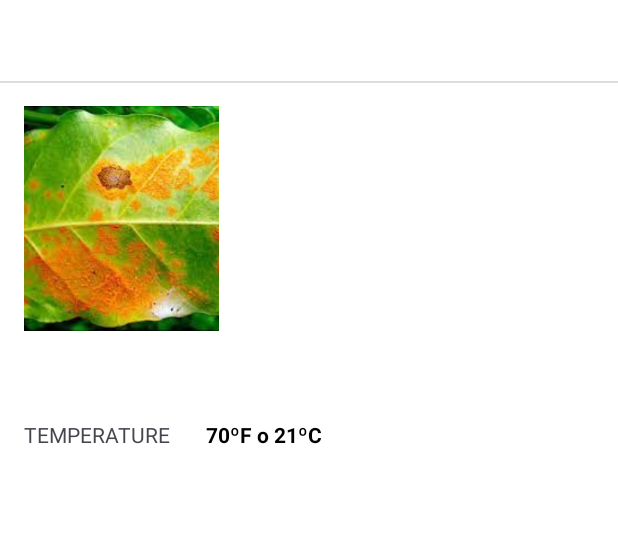
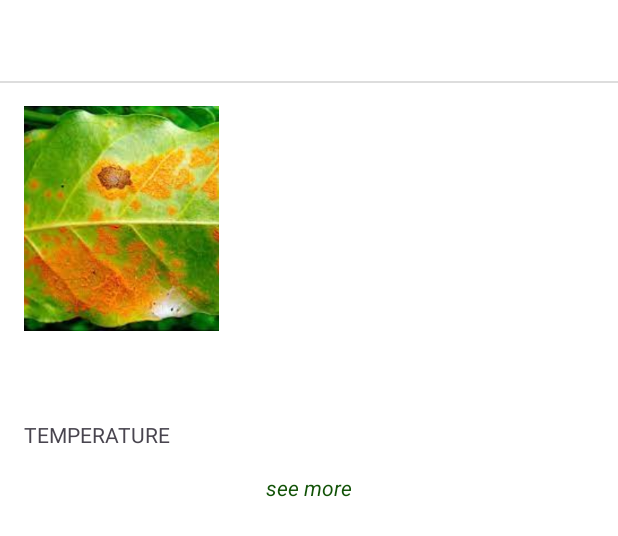
Before and after one commit to ArmandoS98/AIProyectCoffeePests, an Android app: the layout product_bottom_sheet.xml on its own in the app's theme, with its tools: preview values and no code run, on a phone screen of 412 x 824 dp. Shown: the top 536 px of the screen. Run offline under Robolectric (Android 15) with nearby library versions, the phone set to English and light mode, and no system bars.

Commit message:
implementacion de informacion de las enfermedades

```diff
--- a/app/src/main/res/layout/product_bottom_sheet.xml
+++ b/app/src/main/res/layout/product_bottom_sheet.xml
@@ -33,6 +33,7 @@
             android:layout_width="130dp"
             android:layout_height="150dp"
             android:layout_marginStart="16dp"
+            android:contentDescription="@string/id_roya"
             android:scaleType="centerCrop"
             android:src="@drawable/roya"
             app:layout_constraintStart_toStartOf="parent"
@@ -80,20 +81,31 @@
             android:layout_height="wrap_content"
             android:layout_marginStart="16dp"
             android:layout_marginTop="24dp"
-            android:text="TEMPERATURE"
+            android:text="@string/temperature"
             app:layout_constraintStart_toStartOf="parent"
             app:layout_constraintTop_toBottomOf="@+id/tvDescriptions" />
 
         <TextView
+            android:id="@+id/tvTemperature"
             android:layout_width="0dp"
             android:layout_height="wrap_content"
             android:layout_marginStart="24dp"
             android:layout_marginTop="24dp"
-            android:text="70ºF o 21ºC"
             android:textColor="@color/black"
             android:textStyle="bold"
             app:layout_constraintStart_toEndOf="@+id/textView3"
             app:layout_constraintTop_toBottomOf="@+id/tvDescriptions" />
 
+        <TextView
+            android:id="@+id/tvSeeMore"
+            android:layout_width="wrap_content"
+            android:layout_height="wrap_content"
+            android:layout_marginTop="16dp"
+            android:text="@string/see_more"
+            android:textColor="@color/md_theme_dark_primaryContainer"
+            android:textStyle="italic"
+            app:layout_constraintEnd_toEndOf="parent"
+            app:layout_constraintStart_toStartOf="parent"
+            app:layout_constraintTop_toBottomOf="@+id/textView3" />
     </androidx.constraintlayout.widget.ConstraintLayout>
 </LinearLayout>
--- a/app/src/main/res/values/strings.xml
+++ b/app/src/main/res/values/strings.xml
@@ -59,4 +59,16 @@
     <string name="onboarding_tip_one">Cuida y protege tu cultivo para cosechar con éxito, sin ser un experto en jardinería</string>
     <string name="onboarding_analyze">Analiza</string>
     <string name="onboarding_tip_two">Con el uso de la Inteligencia Artificial va a ser fundamental para tomar decisiones con un alto porcentaje de eficacia para alcanzar una meta optima.</string>
+    <string name="id_roya">Roya</string>
+    <string name="id_ojo_de_gallo">Ojo de gallo</string>
+    <string name="id_antracnosis">Antracnosis</string>
+    <string name="scientific_name_antracnosis">Colletotrichum coffeanum</string>
+    <string name="scientific_name_ojo_de_gallo">Mycena citricolor</string>
+    <string name="scientific_name_roya">Hemileia vastatrix</string>
+    <string name="msg_default">n/a</string>
+    <string name="temperature">TEMPERATURE</string>
+    <string name="temperature_antracnosis">71ºF o 22ºC</string>
+    <string name="temperature_ojo_de_gallo">73ºF o 23ºC</string>
+    <string name="temperature_roya">70ºF o 21ºC</string>
+    <string name="see_more">see more</string>
 </resources>
```
Also changed, not shown: app/src/main/java/com/techun/aiproyectcoffeepests/pestsearch/Pest.kt (+8 -1 lines), app/src/main/java/com/techun/aiproyectcoffeepests/view/LiveObjectDetectionActivity.kt (+63 -37 lines), 1 other file.
